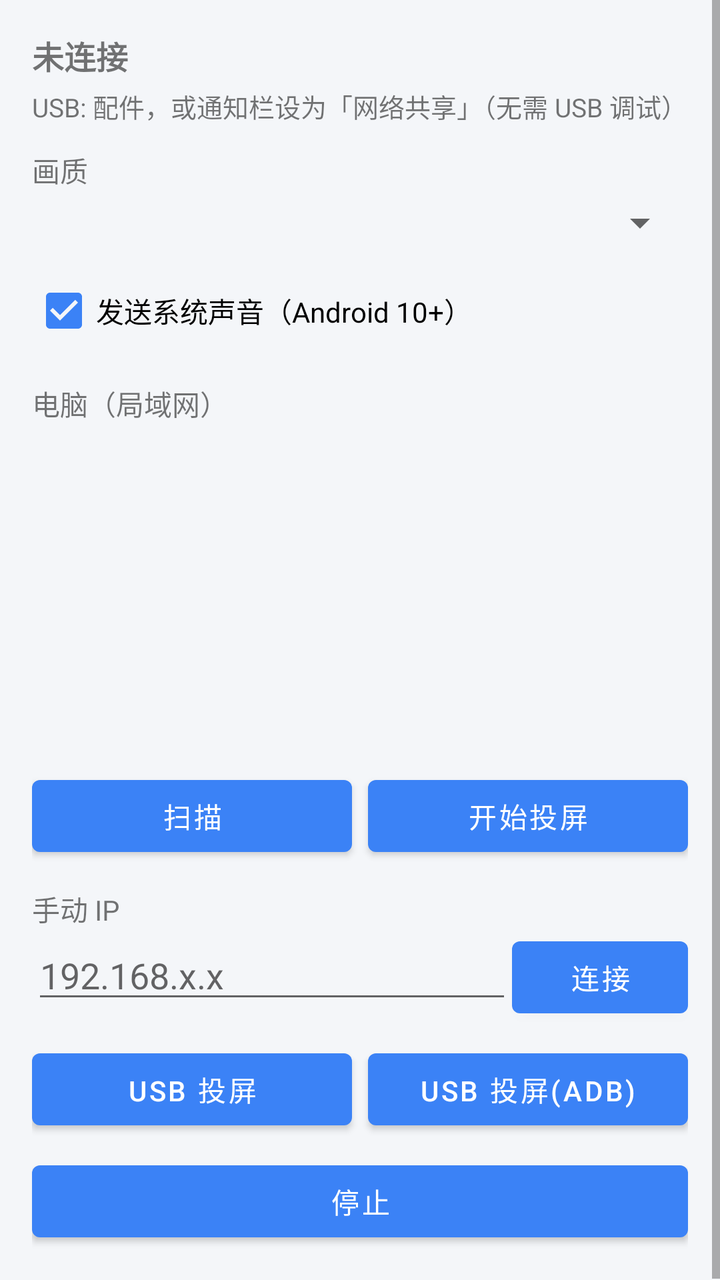
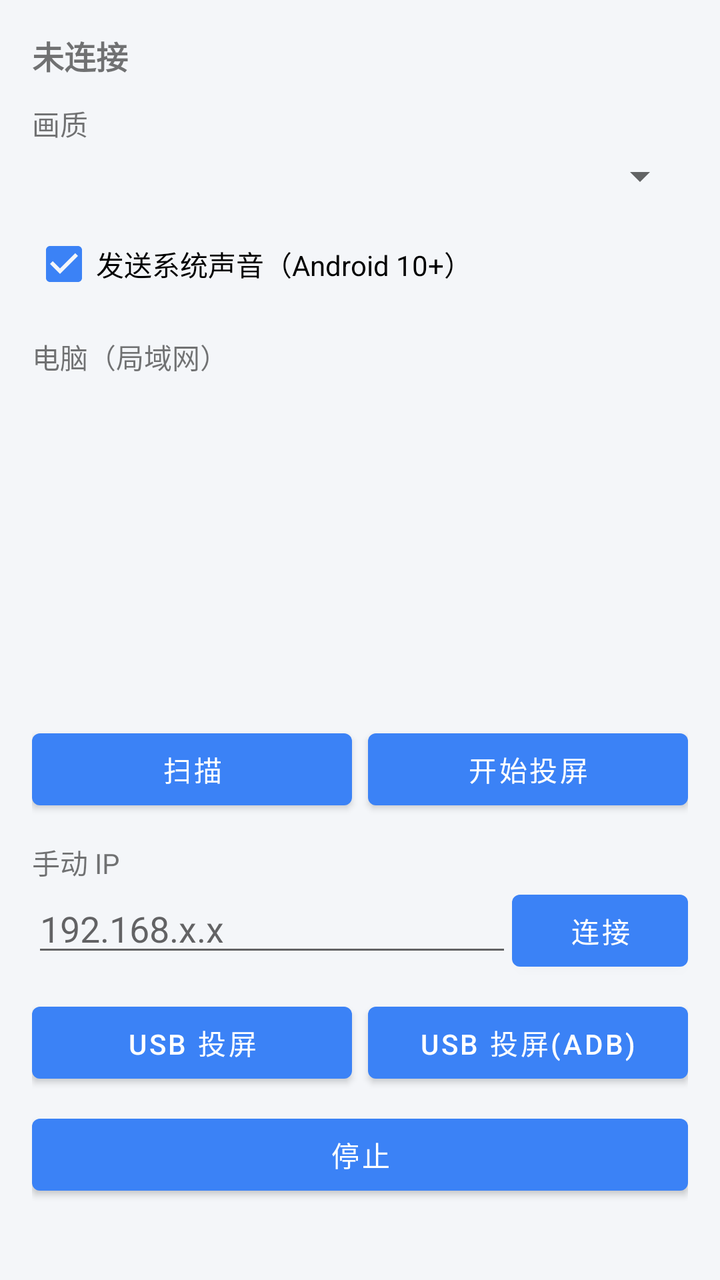

The first picture is an Android layout as it rendered before a commit; the second is the same layout after the commit. The layout source and the unified diff follow.
<!-- AndroidManifest.xml: application theme Theme.ScreenKit -->
<!-- res/layout/activity_cast.xml -->
<?xml version="1.0" encoding="utf-8"?>
<ScrollView xmlns:android="http://schemas.android.com/apk/res/android"
    android:layout_width="match_parent"
    android:layout_height="match_parent"
    android:fillViewport="true">
    <LinearLayout
        android:layout_width="match_parent"
        android:layout_height="wrap_content"
        android:orientation="vertical"
        android:padding="16dp">

        <TextView
            android:id="@+id/lbstat"
            android:layout_width="match_parent"
            android:layout_height="wrap_content"
            android:text="未连接"
            android:textSize="16sp"
            android:textStyle="bold" />

        <TextView
            android:id="@+id/lbusb"
            android:layout_width="match_parent"
            android:layout_height="wrap_content"
            android:layout_marginTop="4dp"
            android:text="USB: 配件，或通知栏设为「网络共享」（无需 USB 调试）"
            android:textSize="13sp" />

        <TextView
            android:layout_width="match_parent"
            android:layout_height="wrap_content"
            android:layout_marginTop="12dp"
            android:text="画质" />

        <Spinner
            android:id="@+id/eq"
            android:layout_width="match_parent"
            android:layout_height="wrap_content"
            android:layout_marginTop="4dp" />

        <CheckBox
            android:id="@+id/caudio"
            android:layout_width="match_parent"
            android:layout_height="wrap_content"
            android:layout_marginTop="8dp"
            android:checked="true"
            android:text="发送系统声音（Android 10+）" />

        <TextView
            android:layout_width="match_parent"
            android:layout_height="wrap_content"
            android:layout_marginTop="12dp"
            android:text="电脑（局域网）" />

        <ListView
            android:id="@+id/lpeers"
            android:layout_width="match_parent"
            android:layout_height="160dp"
            android:layout_marginTop="4dp"
            android:choiceMode="singleChoice"
            android:divider="@android:color/transparent"
            android:dividerHeight="6dp"
            android:listSelector="@android:color/transparent" />

        <LinearLayout
            android:layout_width="match_parent"
            android:layout_height="wrap_content"
            android:layout_marginTop="8dp"
            android:orientation="horizontal">
            <Button
                android:id="@+id/bscan"
                android:layout_width="0dp"
                android:layout_height="wrap_content"
                android:layout_weight="1"
                android:text="扫描" />
            <Button
                android:id="@+id/bstart"
                android:layout_width="0dp"
                android:layout_height="wrap_content"
                android:layout_weight="1"
                android:layout_marginStart="8dp"
                android:text="开始投屏" />
        </LinearLayout>

        <TextView
            android:layout_width="match_parent"
            android:layout_height="wrap_content"
            android:layout_marginTop="12dp"
            android:text="手动 IP" />

        <LinearLayout
            android:layout_width="match_parent"
            android:layout_height="wrap_content"
            android:orientation="horizontal">
            <EditText
                android:id="@+id/eip"
                android:layout_width="0dp"
                android:layout_height="wrap_content"
                android:layout_weight="1"
                android:hint="192.168.x.x"
                android:inputType="text" />
            <Button
                android:id="@+id/bmanual"
                android:layout_width="wrap_content"
                android:layout_height="wrap_content"
                android:text="连接" />
        </LinearLayout>

        <LinearLayout
            android:layout_width="match_parent"
            android:layout_height="wrap_content"
            android:layout_marginTop="8dp"
            android:orientation="horizontal">
            <Button
                android:id="@+id/busb"
                android:layout_width="0dp"
                android:layout_height="wrap_content"
                android:layout_weight="1"
                android:text="USB 投屏" />
            <Button
                android:id="@+id/busbadb"
                android:layout_width="0dp"
                android:layout_height="wrap_content"
                android:layout_weight="1"
                android:layout_marginStart="8dp"
                android:text="USB 投屏(adb)" />
        </LinearLayout>

        <Button
            android:id="@+id/bstop"
            android:layout_width="match_parent"
            android:layout_height="wrap_content"
            android:layout_marginTop="8dp"
            android:text="停止" />
    </LinearLayout>
</ScrollView>
<!-- resources referenced by this layout -->
<resources>
  <style name="Theme.ScreenKit" parent="Theme.MaterialComponents.DayNight.DarkActionBar">
          <item name="android:windowBackground">@color/bg</item>
          <item name="colorPrimary">@color/accent</item>
          <item name="colorPrimaryVariant">@color/accent_dark</item>
          <item name="colorOnPrimary">#FFFFFF</item>
          <item name="colorAccent">@color/accent</item>
          <item name="android:statusBarColor">@color/accent_dark</item>
      </style>
  <color name="bg">#F4F6F9</color>
  <color name="accent">#3B82F6</color>
  <color name="accent_dark">#2563EB</color>
</resources>

<!-- the commit's change to res/layout/activity_cast.xml (unified diff, before → after) -->
@@ -16,14 +16,6 @@
             android:text="未连接"
             android:textSize="16sp"
             android:textStyle="bold" />
-
-        <TextView
-            android:id="@+id/lbusb"
-            android:layout_width="match_parent"
-            android:layout_height="wrap_content"
-            android:layout_marginTop="4dp"
-            android:text="USB: 配件，或通知栏设为「网络共享」（无需 USB 调试）"
-            android:textSize="13sp" />
 
         <TextView
             android:layout_width="match_parent"
